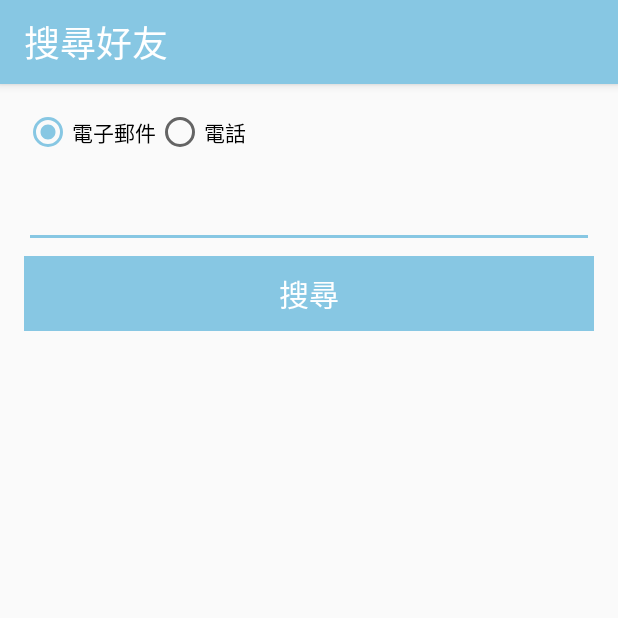
After one commit to n1056722/Android-RoadToAdventure, an Android app: the SearchFriendActivity screen opened directly, with no data from a screen before it, on a phone screen of 412 x 824 dp, the top half of it. The commit adds this screen. Run offline under Robolectric (Android 15) with nearby library versions, the phone set to English and light mode, and no system bars.

Commit message:
add search friend

```diff
--- a/app/src/main/AndroidManifest.xml
+++ b/app/src/main/AndroidManifest.xml
@@ -54,7 +54,9 @@
             android:name=".activity.JourneyRecordActivity"
             android:screenOrientation="portrait" />
         <activity android:name=".activity.FriendListActivity" />
-        <activity android:name=".activity.FriendChatActivity"></activity>
+        <activity android:name=".activity.FriendChatActivity" />
+        <activity android:name=".activity.SearchFriendActivity" />
+        <activity android:name=".activity.PersonalRecordListActivity"></activity>
     </application>
 
 </manifest>
--- a/app/src/main/java/ya/haojun/roadtoadventure/activity/MainActivity.java
+++ b/app/src/main/java/ya/haojun/roadtoadventure/activity/MainActivity.java
@@ -46,7 +46,6 @@ public class MainActivity extends CommonActivity {
         ArrayList<DrawerItem> list = new ArrayList<>();
         list.add(new DrawerItem(R.drawable.ic_nav_personal, DrawerItem.PERSONAL));
         list.add(new DrawerItem(0, DrawerItem.PERSONAL_RECORD));
-        list.add(new DrawerItem(0, DrawerItem.PERSONAL_PLAN));
         list.add(new DrawerItem(0, DrawerItem.PERSONAL_FIREND));
         list.add(new DrawerItem(R.drawable.ic_nav_group, DrawerItem.GROUP));
         list.add(new DrawerItem(0, DrawerItem.GROUP_MY));
@@ -61,8 +60,6 @@ public class MainActivity extends CommonActivity {
     public void onDrawerItemClick(String name) {
         switch (name) {
             case DrawerItem.PERSONAL_RECORD:
-                break;
-            case DrawerItem.PERSONAL_PLAN:
                 break;
             case DrawerItem.PERSONAL_FIREND:
                 openActivity(FriendListActivity.class);
--- /dev/null
+++ b/app/src/main/java/ya/haojun/roadtoadventure/activity/SearchFriendActivity.java
@@ -0,0 +1,33 @@
+package ya.haojun.roadtoadventure.activity;
+
+import android.support.v7.app.AppCompatActivity;
+import android.os.Bundle;
+import android.view.View;
+import android.widget.EditText;
+
+import ya.haojun.roadtoadventure.R;
+
+public class SearchFriendActivity extends CommonActivity implements View.OnClickListener {
+
+    @Override
+    protected void onCreate(Bundle savedInstanceState) {
+        super.onCreate(savedInstanceState);
+        setContentView(R.layout.activity_search_friend);
+
+        // ui reference
+        findViewById(R.id.tv_search_friend_search).setOnClickListener(this);
+    }
+
+    @Override
+    public void onClick(View v) {
+        switch (v.getId()) {
+            case R.id.tv_search_friend_search:
+                String input = ((EditText)findViewById(R.id.et_search_friend_input)).getText().toString();
+                if(input.isEmpty()){
+                    t("請輸入");
+                    return;
+                }
+                break;
+        }
+    }
+}
--- a/app/src/main/java/ya/haojun/roadtoadventure/model/DrawerItem.java
+++ b/app/src/main/java/ya/haojun/roadtoadventure/model/DrawerItem.java
@@ -3,8 +3,7 @@ package ya.haojun.roadtoadventure.model;
 
 public class DrawerItem {
     public static final String PERSONAL = "個人騎乘";
-    public static final String PERSONAL_RECORD = "我的騎乘紀錄";
-    public static final String PERSONAL_PLAN = "路線規劃";
+    public static final String PERSONAL_RECORD = "騎乘紀錄";
     public static final String PERSONAL_FIREND = "我的好友";
 
     public static final String GROUP = "團體騎乘";
--- /dev/null
+++ b/app/src/main/res/layout/activity_search_friend.xml
@@ -0,0 +1,79 @@
+<?xml version="1.0" encoding="utf-8"?>
+<LinearLayout xmlns:android="http://schemas.android.com/apk/res/android"
+    xmlns:app="http://schemas.android.com/apk/res-auto"
+    android:layout_width="match_parent"
+    android:layout_height="match_parent"
+    android:orientation="vertical">
+
+    <android.support.design.widget.AppBarLayout
+        android:layout_width="match_parent"
+        android:layout_height="wrap_content"
+        android:theme="@style/AppTheme.AppBarOverlay">
+
+        <android.support.v7.widget.Toolbar
+            android:layout_width="match_parent"
+            android:layout_height="?attr/actionBarSize"
+            android:background="?attr/colorPrimary"
+            app:popupTheme="@style/AppTheme.PopupOverlay">
+
+            <RelativeLayout
+                android:layout_width="match_parent"
+                android:layout_height="match_parent">
+
+                <TextView
+                    android:layout_width="wrap_content"
+                    android:layout_height="wrap_content"
+                    android:layout_centerVertical="true"
+                    android:text="搜尋好友"
+                    android:textColor="#FFF"
+                    android:textSize="24sp" />
+            </RelativeLayout>
+        </android.support.v7.widget.Toolbar>
+    </android.support.design.widget.AppBarLayout>
+
+    <LinearLayout
+        android:layout_width="match_parent"
+        android:layout_height="match_parent"
+        android:orientation="vertical"
+        android:padding="16dp">
+
+        <RadioGroup
+            android:layout_width="wrap_content"
+            android:layout_height="wrap_content"
+            android:orientation="horizontal">
+
+            <RadioButton
+                android:id="@+id/rb_search_friend_email"
+                android:layout_width="wrap_content"
+                android:layout_height="wrap_content"
+                android:checked="true"
+                android:text="電子郵件" />
+
+            <RadioButton
+                android:layout_width="wrap_content"
+                android:layout_height="wrap_content"
+                android:text="電話" />
+        </RadioGroup>
+
+        <android.support.design.widget.TextInputLayout
+            android:layout_width="match_parent"
+            android:layout_height="wrap_content"
+            android:layout_marginTop="5dp">
+
+            <EditText
+                android:id="@+id/et_search_friend_input"
+                android:layout_width="match_parent"
+                android:layout_height="wrap_content"
+                android:inputType="text"
+                android:maxLines="1" />
+        </android.support.design.widget.TextInputLayout>
+
+        <TextView
+            android:id="@+id/tv_search_friend_search"
+            style="@style/AppTheme.TextView"
+            android:layout_width="match_parent"
+            android:layout_height="wrap_content"
+            android:layout_marginTop="5dp"
+            android:text="搜尋" />
+    </LinearLayout>
+</LinearLayout>
```
Also changed, not shown: app/src/main/java/ya/haojun/roadtoadventure/activity/FriendListActivity.java (+15 -3 lines), app/src/main/java/ya/haojun/roadtoadventure/activity/PersonalRecordListActivity.java (added, +27 -0 lines), app/src/main/java/ya/haojun/roadtoadventure/adapter/PeronalRecordListRVAdapter.java (added, +65 -0 lines), app/src/main/res/layout/activity_personal_record_list.xml (added, +10 -0 lines).
